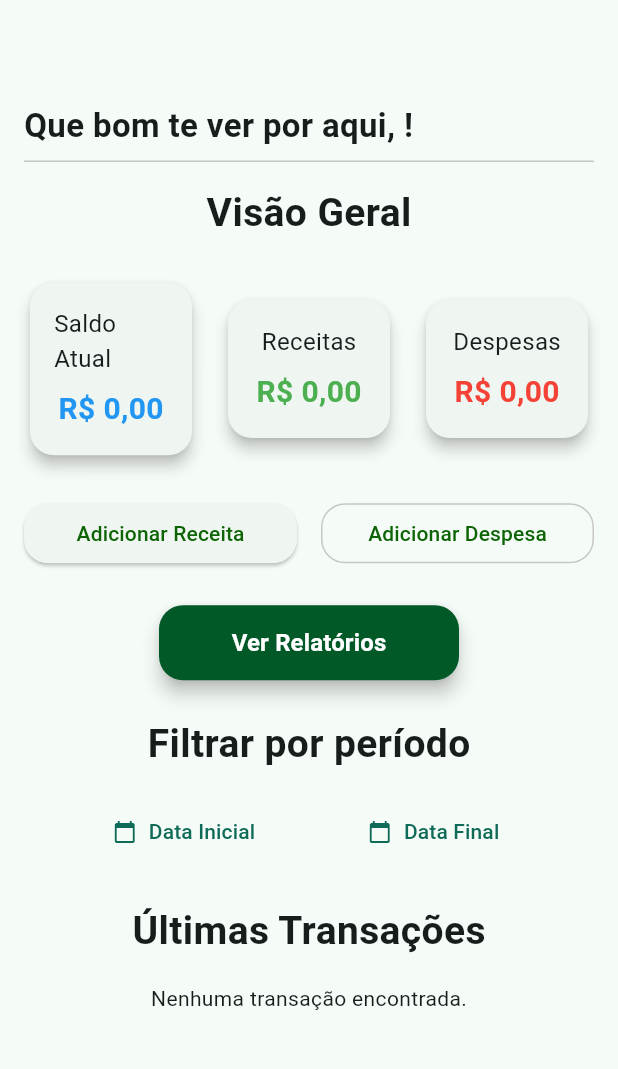
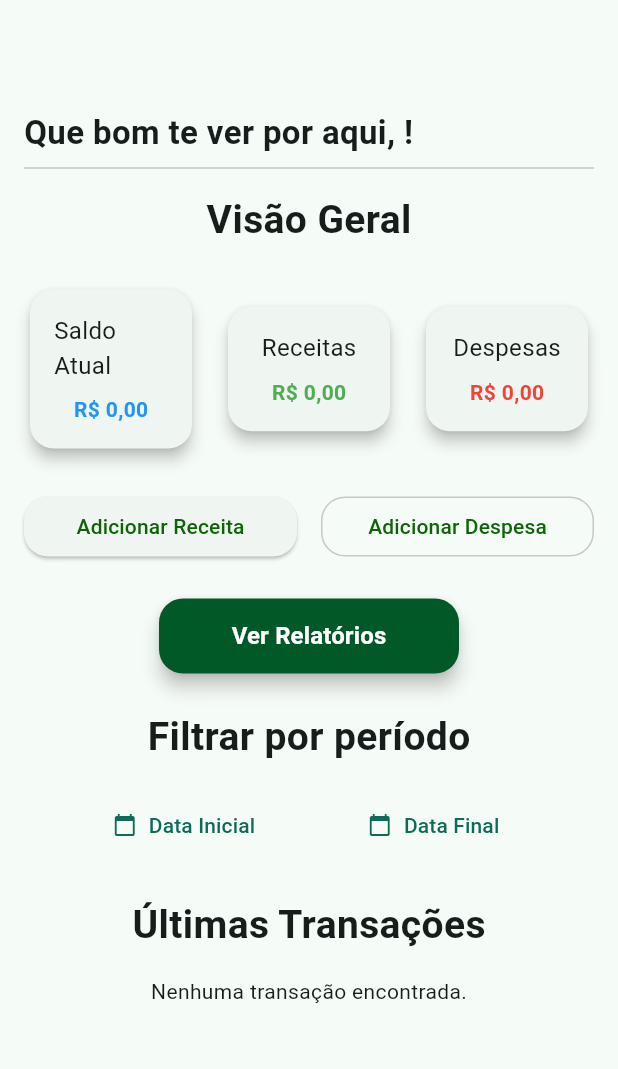
Before and after one commit to shinkosystems/SaasShinko, a Flutter app: the screen it shows once a user with an empty profile is signed in, on a phone screen of 412 x 824 dp, the part 120-1189 px from its top. Run offline on Flutter 3.47's test engine with Material 3 defaults, Android fonts, the phone set to English and light mode, and no system bars; our stand-ins replace flutter_dotenv, image_picker, pdf, printing, supabase_flutter; accounts and stored records are empty.

Commit message:
Deploy feito - Hora de encontrar falhas na UX Mobile

```diff
--- a/lib/pages/home_page.dart
+++ b/lib/pages/home_page.dart
@@ -455,7 +455,7 @@ class _HomePageState extends State<HomePage> {
             Text(
               _isMoneyVisible ? _formatCurrency(amount) : 'R\$ ******',
               style: TextStyle(
-                fontSize: 20,
+                fontSize: 14,
                 fontWeight: FontWeight.bold,
                 color: color,
               ),
```
